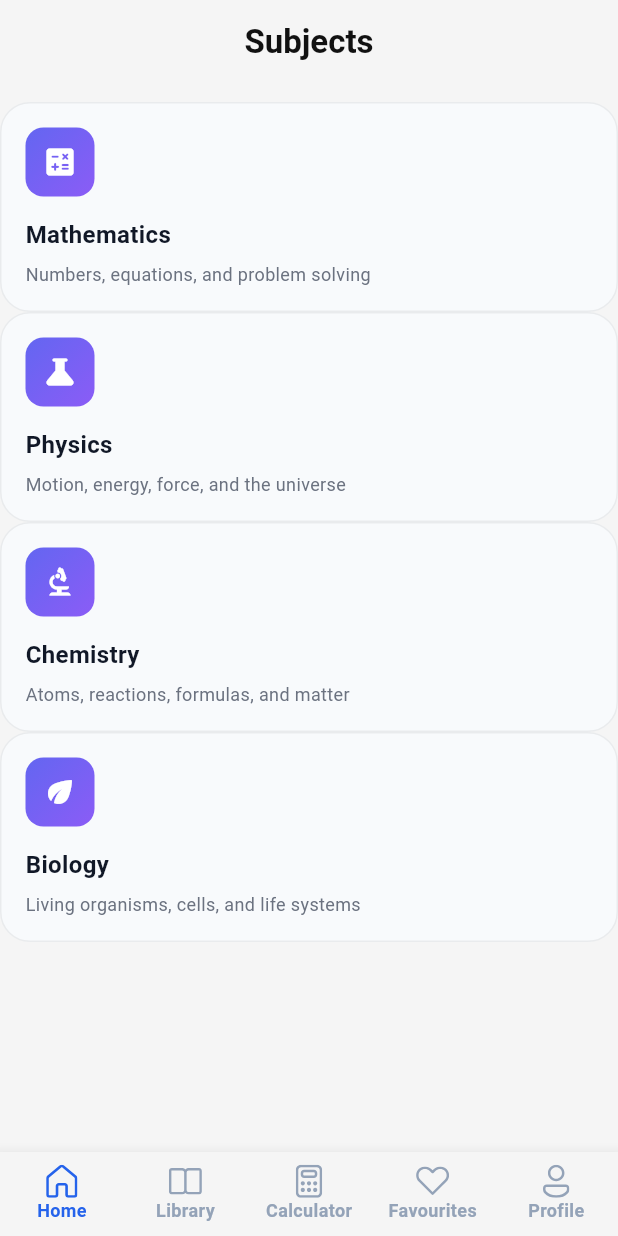
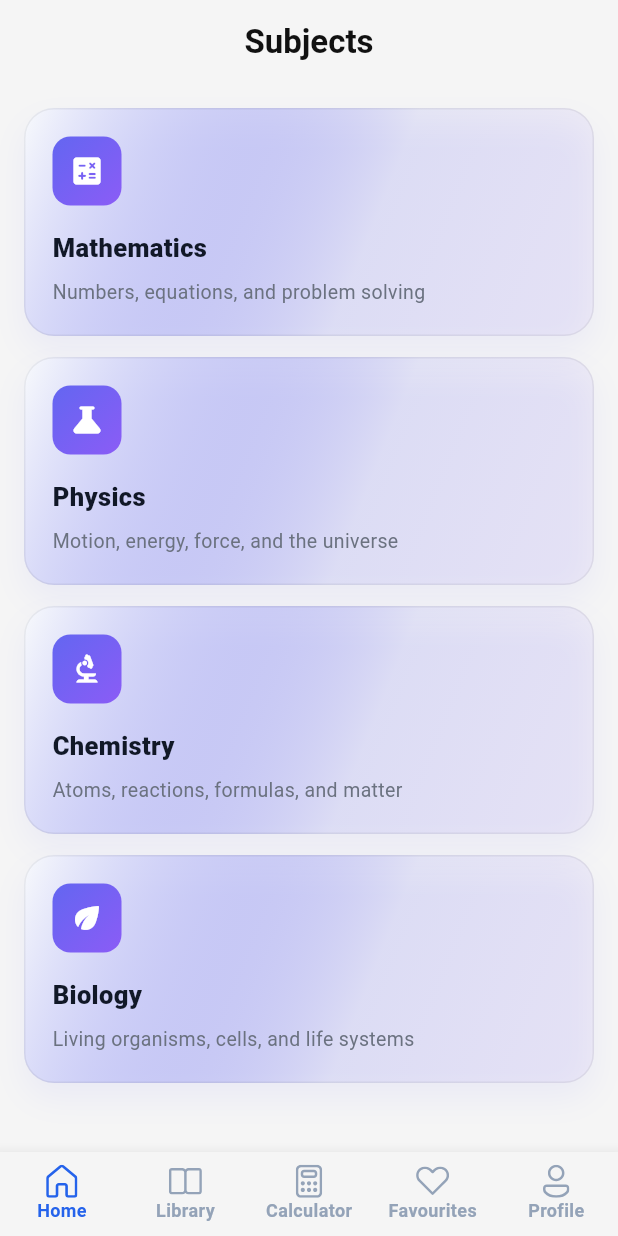
Before and after one commit to jaxongirofficial/ELearn-mobile, a Flutter app: the screen it shows after launch, after a tap on "Get Started", on a phone screen of 412 x 824 dp. Run offline on Flutter 3.47's test engine with Material 3 defaults, Android fonts, the phone set to English and light mode, and no system bars; our stand-ins replace flutter_svg.

Commit message:
subject_card fixed

```diff
--- a/lib/core/theme/app_colors.dart
+++ b/lib/core/theme/app_colors.dart
@@ -70,14 +70,16 @@ class AppColors {
 
   static List<Color> primaryGradientForBrightness(Brightness brightness) {
     if (brightness == Brightness.dark) {
-      return onboardingHeroDarkGradient;
+      return const [Color(0xFF60A5FA), Color(0xFF2563EB)];
     }
 
     return const [primaryBlue, primaryTeal];
   }
 
   static Color primaryGlowForBrightness(Brightness brightness) {
-    return brightness == Brightness.dark ? primaryAmber : primaryBlue;
+    return brightness == Brightness.dark
+        ? const Color(0xFF60A5FA)
+        : primaryBlue;
   }
 
   static List<Color> onboardingBackgroundGradientForBrightness(
--- a/lib/features/home/presentation/pages/home_page.dart
+++ b/lib/features/home/presentation/pages/home_page.dart
@@ -32,14 +32,17 @@ class HomePage extends StatelessWidget {
     return Scaffold(
       appBar: AppBar(title: const Text('Subjects'), centerTitle: true),
       body: ListView.builder(
-        padding: const EdgeInsets.symmetric(vertical: 12),
+        padding: const EdgeInsets.fromLTRB(16, 16, 16, 24),
         itemCount: subjects.length,
         itemBuilder: (context, index) {
           final subject = subjects[index];
-          return SubjectCard(
-            iconName: subject.icon,
-            title: subject.title,
-            description: subject.description,
+          return Padding(
+            padding: const EdgeInsets.only(bottom: 14),
+            child: SubjectCard(
+              iconName: subject.icon,
+              title: subject.title,
+              description: subject.description,
+            ),
           );
         },
       ),
@@ -62,14 +65,33 @@ class SubjectCard extends StatelessWidget {
   @override
   Widget build(BuildContext context) {
     final customColors = Theme.of(context).extension<AppCustomColors>()!;
+    final isDark = Theme.of(context).brightness == Brightness.dark;
 
     return Container(
       decoration: BoxDecoration(
-        color: customColors.subjectCardBackground,
+        gradient: LinearGradient(
+          begin: Alignment.topLeft,
+          end: Alignment.bottomRight,
+          colors: [
+            customColors.subjectCardBackground.withOpacity(isDark ? 0.96 : 1),
+            customColors.subjectCardIconStart.withOpacity(isDark ? 0.20 : 0.10),
+            customColors.subjectCardIconEnd.withOpacity(isDark ? 0.14 : 0.06),
+          ],
+          stops: const [0.0, 0.6, 1.0],
+        ),
         borderRadius: BorderRadius.circular(20),
         border: Border.all(color: customColors.subjectCardBorder),
+        boxShadow: [
+          BoxShadow(
+            color: customColors.subjectCardIconStart.withOpacity(
+              isDark ? 0.14 : 0.08,
+            ),
+            blurRadius: 18,
+            offset: const Offset(0, 10),
+          ),
+        ],
       ),
-      padding: const EdgeInsets.all(16),
+      padding: const EdgeInsets.all(18),
       child: Column(
         crossAxisAlignment: CrossAxisAlignment.start,
         children: [
@@ -94,23 +116,23 @@ class SubjectCard extends StatelessWidget {
             ),
           ),
 
-          const SizedBox(height: 14),
+          const SizedBox(height: 16),
           Text(
             title,
             style: TextStyle(
-              fontSize: 16,
-              fontWeight: FontWeight.w700,
+              fontSize: 17,
+              fontWeight: FontWeight.w800,
               color: customColors.subjectCardTitle,
             ),
           ),
 
-          const SizedBox(height: 6),
+          const SizedBox(height: 8),
 
           Text(
             description,
             style: TextStyle(
-              fontSize: 12,
-              height: 1.4,
+              fontSize: 13,
+              height: 1.5,
               color: customColors.subjectCardDescription,
             ),
           ),
```
